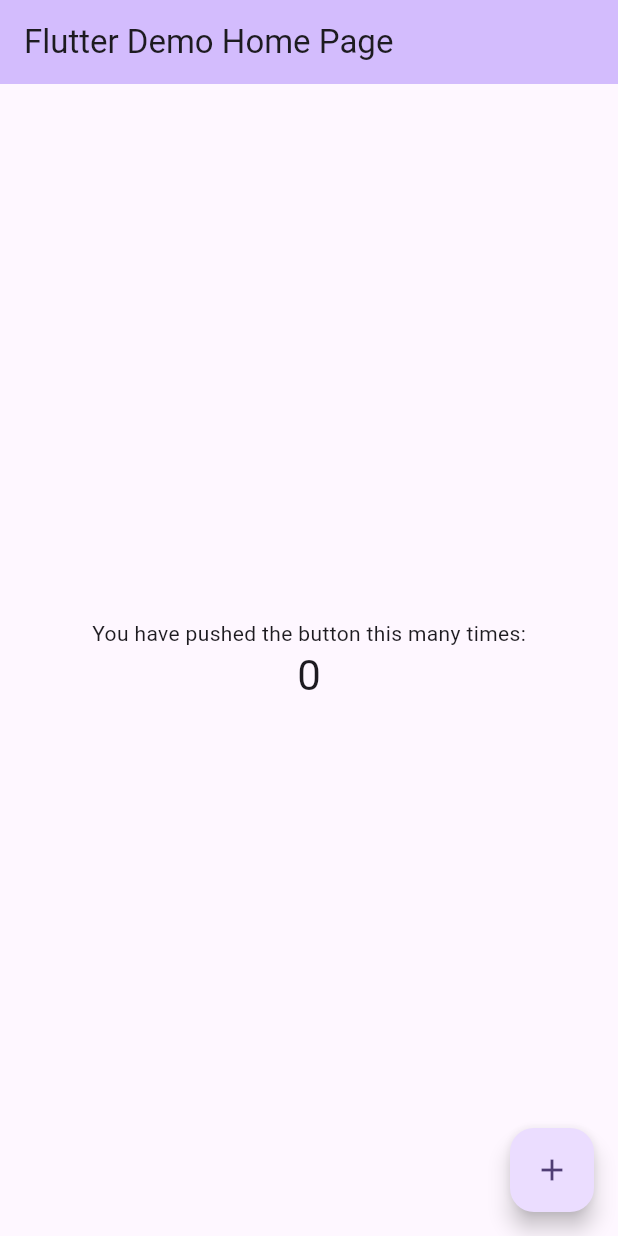
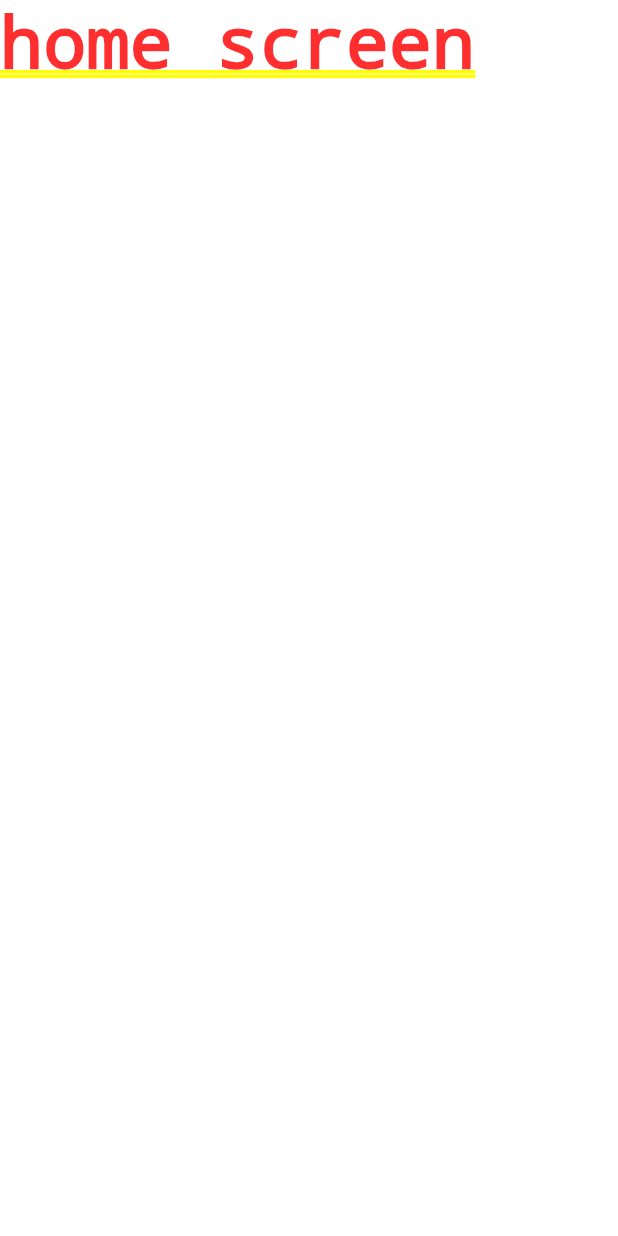
Before and after one commit to wahpiangle/flutter-firebase-app, a Flutter app: the screen it shows after launch, on a phone screen of 412 x 824 dp. Run offline on Flutter 3.47's test engine with Material 2 defaults, Android fonts, the phone set to English and light mode, and no system bars.

```diff
--- a/lib/main.dart
+++ b/lib/main.dart
@@ -1,4 +1,5 @@
 import 'package:flutter/material.dart';
+import 'package:flutter_firebase_project/screens/wrapper.dart';
 
 void main() {
   runApp(const MyApp());
@@ -10,116 +11,8 @@ class MyApp extends StatelessWidget {
   // This widget is the root of your application.
   @override
   Widget build(BuildContext context) {
-    return MaterialApp(
-      title: 'Flutter Demo',
-      theme: ThemeData(
-        // This is the theme of your application.
-        //
-        // TRY THIS: Try running your application with "flutter run". You'll see
-        // the application has a blue toolbar. Then, without quitting the app,
-        // try changing the seedColor in the colorScheme below to Colors.green
-        // and then invoke "hot reload" (save your changes or press the "hot
-        // reload" button in a Flutter-supported IDE, or press "r" if you used
-        // the command line to start the app).
-        //
-        // Notice that the counter didn't reset back to zero; the application
-        // state is not lost during the reload. To reset the state, use hot
-        // restart instead.
-        //
-        // This works for code too, not just values: Most code changes can be
-        // tested with just a hot reload.
-        colorScheme: ColorScheme.fromSeed(seedColor: Colors.deepPurple),
-        useMaterial3: true,
-      ),
-      home: const MyHomePage(title: 'Flutter Demo Home Page'),
+    return const MaterialApp(
+      home: Wrapper(),
     );
   }
 }
-
-class MyHomePage extends StatefulWidget {
-  const MyHomePage({super.key, required this.title});
-
-  // This widget is the home page of your application. It is stateful, meaning
-  // that it has a State object (defined below) that contains fields that affect
-  // how it looks.
-
-  // This class is the configuration for the state. It holds the values (in this
-  // case the title) provided by the parent (in this case the App widget) and
-  // used by the build method of the State. Fields in a Widget subclass are
-  // always marked "final".
-
-  final String title;
-
-  @override
-  State<MyHomePage> createState() => _MyHomePageState();
-}
-
-class _MyHomePageState extends State<MyHomePage> {
-  int _counter = 0;
-
-  void _incrementCounter() {
-    setState(() {
-      // This call to setState tells the Flutter framework that something has
-      // changed in this State, which causes it to rerun the build method below
-      // so that the display can reflect the updated values. If we changed
-      // _counter without calling setState(), then the build method would not be
-      // called again, and so nothing would appear to happen.
-      _counter++;
-    });
-  }
-
-  @override
-  Widget build(BuildContext context) {
-    // This method is rerun every time setState is called, for instance as done
-    // by the _incrementCounter method above.
-    //
-    // The Flutter framework has been optimized to make rerunning build methods
-    // fast, so that you can just rebuild anything that needs updating rather
-    // than having to individually change instances of widgets.
-    return Scaffold(
-      appBar: AppBar(
-        // TRY THIS: Try changing the color here to a specific color (to
-        // Colors.amber, perhaps?) and trigger a hot reload to see the AppBar
-        // change color while the other colors stay the same.
-        backgroundColor: Theme.of(context).colorScheme.inversePrimary,
-        // Here we take the value from the MyHomePage object that was created by
-        // the App.build method, and use it to set our appbar title.
-        title: Text(widget.title),
-      ),
-      body: Center(
-        // Center is a layout widget. It takes a single child and positions it
-        // in the middle of the parent.
-        child: Column(
-          // Column is also a layout widget. It takes a list of children and
-          // arranges them vertically. By default, it sizes itself to fit its
-          // children horizontally, and tries to be as tall as its parent.
-          //
-          // Column has various properties to control how it sizes itself and
-          // how it positions its children. Here we use mainAxisAlignment to
-          // center the children vertically; the main axis here is the vertical
-          // axis because Columns are vertical (the cross axis would be
-          // horizontal).
-          //
-          // TRY THIS: Invoke "debug painting" (choose the "Toggle Debug Paint"
-          // action in the IDE, or press "p" in the console), to see the
-          // wireframe for each widget.
-          mainAxisAlignment: MainAxisAlignment.center,
-          children: <Widget>[
-            const Text(
-              'You have pushed the button this many times:',
-            ),
-            Text(
-              '$_counter',
-              style: Theme.of(context).textTheme.headlineMedium,
-            ),
-          ],
-        ),
-      ),
-      floatingActionButton: FloatingActionButton(
-        onPressed: _incrementCounter,
-        tooltip: 'Increment',
-        child: const Icon(Icons.add),
-      ), // This trailing comma makes auto-formatting nicer for build methods.
-    );
-  }
-}
--- /dev/null
+++ b/lib/screens/authenticate/authenticate.dart
@@ -0,0 +1,17 @@
+import 'package:flutter/material.dart';
+
+class Authenticate extends StatefulWidget {
+  const Authenticate({super.key});
+
+  @override
+  State<Authenticate> createState() => _AuthenticateState();
+}
+
+class _AuthenticateState extends State<Authenticate> {
+  @override
+  Widget build(BuildContext context) {
+    return Container(
+      child: const Text('authenticate screen'),
+    );
+  }
+}
--- /dev/null
+++ b/lib/screens/home/home.dart
@@ -0,0 +1,12 @@
+import 'package:flutter/material.dart';
+
+class Home extends StatelessWidget {
+  const Home({super.key});
+
+  @override
+  Widget build(BuildContext context) {
+    return Container(
+      child: const Text('home screen'),
+    );
+  }
+}
--- /dev/null
+++ b/lib/screens/wrapper.dart
@@ -0,0 +1,14 @@
+import 'package:flutter/material.dart';
+import 'package:flutter_firebase_project/screens/home/home.dart';
+
+class Wrapper extends StatelessWidget {
+  const Wrapper({super.key});
+
+  @override
+  Widget build(BuildContext context) {
+    // return either home or authenticate widget
+    return Home(
+      key: key,
+    );
+  }
+}
--- a/pubspec.yaml
+++ b/pubspec.yaml
@@ -35,6 +35,7 @@ dependencies:
   # The following adds the Cupertino Icons font to your application.
   # Use with the CupertinoIcons class for iOS style icons.
   cupertino_icons: ^1.0.2
+  firebase_auth: ^4.10.1
 
 dev_dependencies:
   flutter_test:
```
Also changed, not shown: pubspec.lock, 6 other files.
